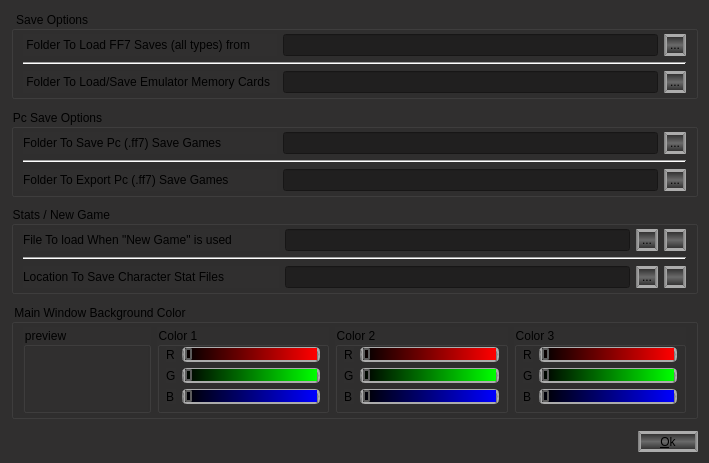
This is options.ui in sithlord48/blackchocobo as Qt 5 draws it before an edit. The edited form follows.
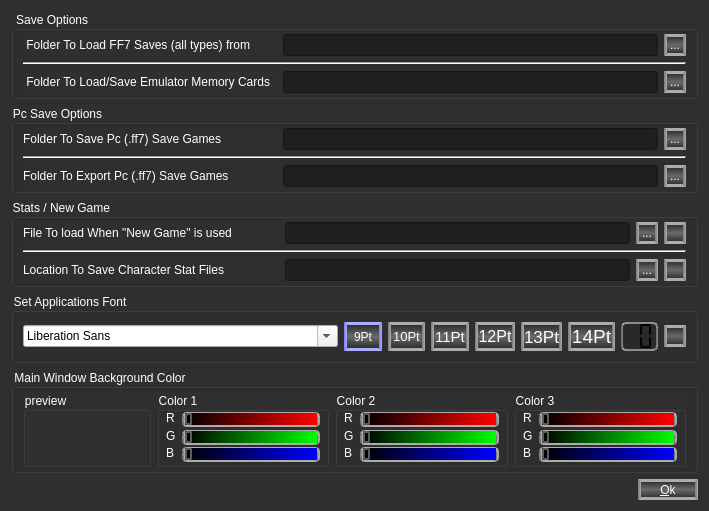
This is the edited form. Icons and pictures are not drawn.

Patch:
```diff
--- a/options.ui
+++ b/options.ui
@@ -7,11 +7,11 @@
     <x>0</x>
     <y>0</y>
     <width>696</width>
-    <height>463</height>
+    <height>511</height>
    </rect>
   </property>
   <property name="sizePolicy">
-   <sizepolicy hsizetype="Minimum" vsizetype="Minimum">
+   <sizepolicy hsizetype="Preferred" vsizetype="Preferred">
     <horstretch>0</horstretch>
     <verstretch>0</verstretch>
    </sizepolicy>
@@ -35,14 +35,14 @@
   <property name="styleSheet">
    <string notr="true">QGroupBox,QLabel:enabled,QDialog{
 background-color:rgb(48, 47, 47);
-font-color:rgb(255,255,255);
+font: ;color:rgb(255,255,255);
 }
 
 QLineEdit:enabled{
 background-color: rgb(32, 31, 31);
 selection-background-color: rgb(24, 72, 128);
 selection-color: rgb(255,255,255);
-font-color:rgb(255,255,255);
+font: ;color:rgb(255,255,255);
 }
 
 QPushButton:enabled {  
@@ -52,12 +52,20 @@
 	border-bottom-color: rgb(172, 172, 172);
 	border-top-color: rgb(172, 172, 172);
     background-color: qlineargradient(spread:pad, x1:0.5, y1:0.00568182, x2:0.497, y2:1, stop:0 rgba(32, 31, 31, 255), stop:0.5 rgba(106, 106, 106, 255), stop:1 rgba(32, 31, 31, 255));
-	font-color:rgb(255,255,255);
+	font:;color:rgb(255,255,255);
 }
-
+QPushButton:checked {  
+    border:3px solid; 
+	border-left-color: qlineargradient(spread:pad, x1:0, y1:0, x2:1, y2:0, stop:0 rgba(123, 123, 255, 255), stop:1 rgba(172, 172, 255, 255));
+	border-right-color: qlineargradient(spread:pad, x1:0, y1:0, x2:1, y2:0, stop:0 rgba(123, 123, 255, 255), stop:1 rgba(172, 172, 255, 255));
+	border-bottom-color: rgb(172, 172, 255);
+	border-top-color: rgb(172, 172, 255);
+    background-color: qlineargradient(spread:pad, x1:0.5, y1:0.00568182, x2:0.497, y2:1, stop:0 rgba(32, 31, 31, 255), stop:0.5 rgba(106, 106, 106, 255), stop:1 rgba(32, 31, 31, 255));
+	font:;color:rgb(255,255,255);
+}
 QPushButton:disabled,QLineEdit:disabled,QSpinBox:disabled,QTableWidget:disabled,QListWidget:disabled{
 background-color:rgb(48, 47, 47);
-font-color:rgb(74, 80, 73);
+font:;color:rgb(74, 80, 73);
 }
 
 
@@ -87,7 +95,19 @@
 	border-bottom-color: rgb(172, 172, 172);
 	border-top-color: rgb(172, 172, 172);
 	border-radius: 5px;
-}</string>
+}
+QLCDNumber:enabled{
+	border:2px solid;
+	border-left-color: qlineargradient(spread:pad, x1:0, y1:0, x2:1, y2:0, stop:0 rgba(123, 123, 123, 192), stop:1 rgba(172, 172, 172, 192));
+	border-right-color: qlineargradient(spread:pad, x1:0, y1:0, x2:1, y2:0, stop:0 rgba(123, 123, 123, 192), stop:1 rgba(172, 172, 172, 192));
+	border-bottom-color: rgba(172, 172, 172,192);
+	border-top-color: rgba(172, 172, 172,192);
+	background-color: rgba(32, 31, 31,96);
+	selection-background-color:rgba(34, 201, 247, 128);
+	selection-color: rgb(255,255,255);
+	border-radius: 5px;
+}
+</string>
   </property>
   <property name="modal">
    <bool>true</bool>
@@ -676,14 +696,248 @@
     </widget>
    </item>
    <item>
-    <spacer name="verticalSpacer">
+    <widget class="QGroupBox" name="groupBox_5">
+     <property name="minimumSize">
+      <size>
+       <width>0</width>
+       <height>0</height>
+      </size>
+     </property>
+     <property name="title">
+      <string>Set Applications Font</string>
+     </property>
+     <layout class="QHBoxLayout" name="horizontalLayout_10">
+      <item>
+       <layout class="QHBoxLayout" name="horizontalLayout_9">
+        <item>
+         <widget class="QFontComboBox" name="combo_font">
+          <property name="maxCount">
+           <number>2147483647</number>
+          </property>
+          <property name="fontFilters">
+           <set>QFontComboBox::ScalableFonts</set>
+          </property>
+         </widget>
+        </item>
+       </layout>
+      </item>
+      <item>
+       <layout class="QHBoxLayout" name="horizontalLayout_11">
+        <item>
+         <widget class="QPushButton" name="btn_9pt">
+          <property name="sizePolicy">
+           <sizepolicy hsizetype="Preferred" vsizetype="Preferred">
+            <horstretch>0</horstretch>
+            <verstretch>0</verstretch>
+           </sizepolicy>
+          </property>
+          <property name="styleSheet">
+           <string notr="true">font: 9pt;</string>
+          </property>
+          <property name="text">
+           <string>9Pt</string>
+          </property>
+          <property name="checkable">
+           <bool>true</bool>
+          </property>
+          <property name="checked">
+           <bool>true</bool>
+          </property>
+          <property name="autoExclusive">
+           <bool>true</bool>
+          </property>
+         </widget>
+        </item>
+        <item>
+         <widget class="QPushButton" name="btn_10pt">
+          <property name="sizePolicy">
+           <sizepolicy hsizetype="Preferred" vsizetype="Preferred">
+            <horstretch>0</horstretch>
+            <verstretch>0</verstretch>
+           </sizepolicy>
+          </property>
+          <property name="styleSheet">
+           <string notr="true">font: 10pt;</string>
+          </property>
+          <property name="text">
+           <string>10Pt</string>
+          </property>
+          <property name="checkable">
+           <bool>true</bool>
+          </property>
+          <property name="autoExclusive">
+           <bool>true</bool>
+          </property>
+         </widget>
+        </item>
+        <item>
+         <widget class="QPushButton" name="btn_11pt">
+          <property name="sizePolicy">
+           <sizepolicy hsizetype="Preferred" vsizetype="Preferred">
+            <horstretch>0</horstretch>
+            <verstretch>0</verstretch>
+           </sizepolicy>
+          </property>
+          <property name="styleSheet">
+           <string notr="true">font: 11pt;</string>
+          </property>
+          <property name="text">
+           <string>11Pt</string>
+          </property>
+          <property name="checkable">
+           <bool>true</bool>
+          </property>
+          <property name="checked">
+           <bool>false</bool>
+          </property>
+          <property name="autoExclusive">
+           <bool>true</bool>
+          </property>
+         </widget>
+        </item>
+        <item>
+         <widget class="QPushButton" name="btn_12pt">
+          <property name="sizePolicy">
+           <sizepolicy hsizetype="Preferred" vsizetype="Preferred">
+            <horstretch>0</horstretch>
+            <verstretch>0</verstretch>
+           </sizepolicy>
+          </property>
+          <property name="styleSheet">
+           <string notr="true">font: 12pt;</string>
+          </property>
+          <property name="text">
+           <string>12Pt</string>
+          </property>
+          <property name="checkable">
+           <bool>true</bool>
+          </property>
+          <property name="autoExclusive">
+           <bool>true</bool>
+          </property>
+         </widget>
+        </item>
+        <item>
+         <widget class="QPushButton" name="btn_13pt">
+          <property name="sizePolicy">
+           <sizepolicy hsizetype="Preferred" vsizetype="Preferred">
+            <horstretch>0</horstretch>
+            <verstretch>0</verstretch>
+           </sizepolicy>
+          </property>
+          <property name="styleSheet">
+           <string notr="true">font: 13pt;</string>
+          </property>
+          <property name="text">
+           <string>13Pt</string>
+          </property>
+          <property name="checkable">
+           <bool>true</bool>
+          </property>
+          <property name="autoExclusive">
+           <bool>true</bool>
+          </property>
+         </widget>
+        </item>
+        <item>
+         <widget class="QPushButton" name="btn_14pt">
+          <property name="sizePolicy">
+           <sizepolicy hsizetype="Preferred" vsizetype="Preferred">
+            <horstretch>0</horstretch>
+            <verstretch>0</verstretch>
+           </sizepolicy>
+          </property>
+          <property name="styleSheet">
+           <string notr="true">font: 14pt;</string>
+          </property>
+          <property name="text">
+           <string>14Pt</string>
+          </property>
+          <property name="checkable">
+           <bool>true</bool>
+          </property>
+          <property name="checked">
+           <bool>false</bool>
+          </property>
+          <property name="autoExclusive">
+           <bool>true</bool>
+          </property>
+         </widget>
+        </item>
+        <item>
+         <widget class="QLCDNumber" name="lcd_font_size">
+          <property name="sizePolicy">
+           <sizepolicy hsizetype="Ignored" vsizetype="Minimum">
+            <horstretch>0</horstretch>
+            <verstretch>0</verstretch>
+           </sizepolicy>
+          </property>
+          <property name="numDigits">
+           <number>2</number>
+          </property>
+          <property name="segmentStyle">
+           <enum>QLCDNumber::Flat</enum>
+          </property>
+         </widget>
+        </item>
+       </layout>
+      </item>
+      <item>
+       <widget class="QPushButton" name="reset_font">
+        <property name="sizePolicy">
+         <sizepolicy hsizetype="Preferred" vsizetype="Fixed">
+          <horstretch>0</horstretch>
+          <verstretch>0</verstretch>
+         </sizepolicy>
+        </property>
+        <property name="minimumSize">
+         <size>
+          <width>22</width>
+          <height>22</height>
+         </size>
+        </property>
+        <property name="maximumSize">
+         <size>
+          <width>22</width>
+          <height>22</height>
+         </size>
+        </property>
+        <property name="toolTip">
+         <string>Reset to Default</string>
+        </property>
+        <property name="text">
+         <string/>
+        </property>
+        <property name="icon">
+         <iconset resource="images.qrc">
+          <normaloff>:/icon/default_setting</normaloff>:/icon/default_setting</iconset>
+        </property>
+        <property name="iconSize">
+         <size>
+          <width>16</width>
+          <height>16</height>
+         </size>
+        </property>
+        <property name="flat">
+         <bool>false</bool>
+        </property>
+       </widget>
+      </item>
+     </layout>
+    </widget>
+   </item>
+   <item>
+    <spacer name="verticalSpacer_5">
      <property name="orientation">
       <enum>Qt::Vertical</enum>
      </property>
+     <property name="sizeType">
+      <enum>QSizePolicy::Expanding</enum>
+     </property>
      <property name="sizeHint" stdset="0">
       <size>
-       <width>323</width>
-       <height>3</height>
+       <width>20</width>
+       <height>0</height>
       </size>
      </property>
     </spacer>
@@ -1171,7 +1425,7 @@
      <property name="sizeHint" stdset="0">
       <size>
        <width>20</width>
-       <height>6</height>
+       <height>0</height>
       </size>
      </property>
     </spacer>
```
